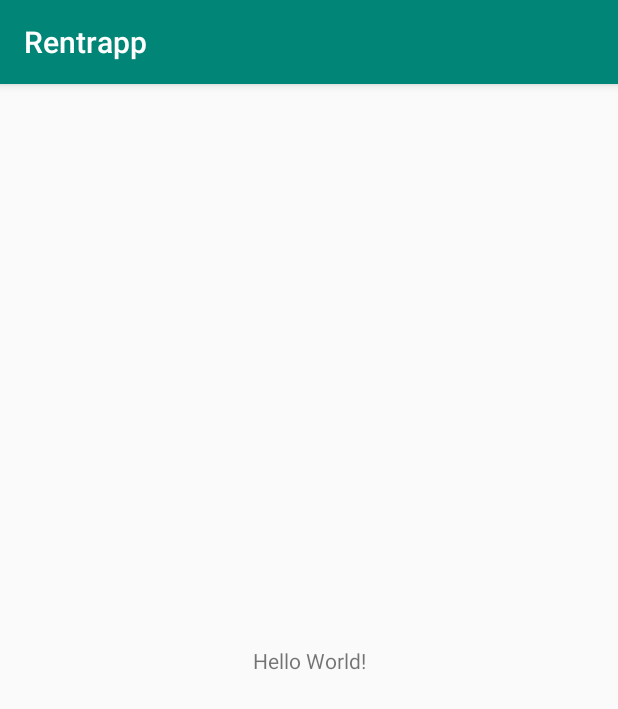
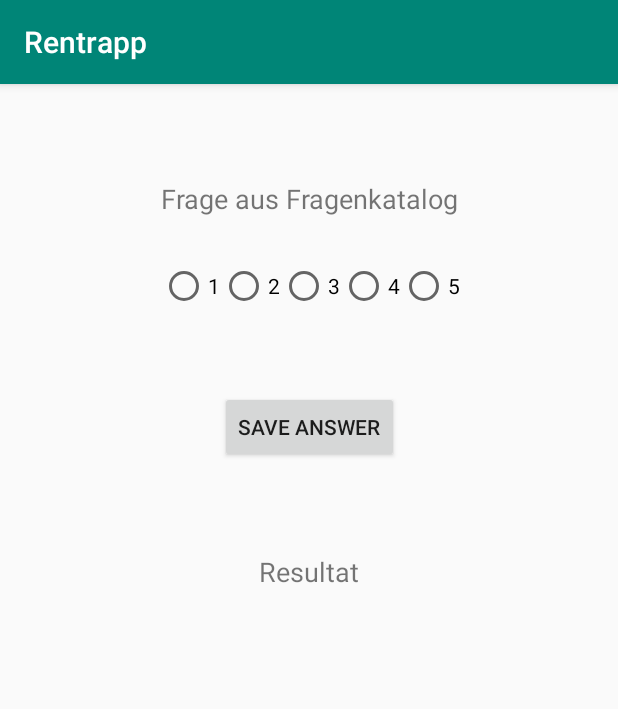
Before and after one commit to Blafra/RentrAppTeam, an Android app: the screen it shows after launch (MainActivity), on a phone screen of 412 x 824 dp. Shown: the top 709 px of the screen. Run offline under Robolectric (Android 15) with nearby library versions, the phone set to English and light mode, and no system bars; 3 statements that could not run were skipped.

Commit message:
Klassen defniert und Dummy Daten in Main gepackt

```diff
--- a/app/build.gradle
+++ b/app/build.gradle
@@ -22,6 +22,7 @@ dependencies {
     implementation fileTree(dir: 'libs', include: ['*.jar'])
     implementation 'com.android.support:appcompat-v7:28.0.0'
     implementation 'com.android.support.constraint:constraint-layout:1.1.3'
+    implementation 'com.android.support:design:28.0.0'
     testImplementation 'junit:junit:4.12'
     androidTestImplementation 'com.android.support.test:runner:1.0.2'
     androidTestImplementation 'com.android.support.test.espresso:espresso-core:3.0.2'
--- a/app/src/main/java/com/example/franzi/rentrapp/MainActivity.java
+++ b/app/src/main/java/com/example/franzi/rentrapp/MainActivity.java
@@ -1,13 +1,69 @@
 package com.example.franzi.rentrapp;
 
+import android.provider.MediaStore;
 import android.support.v7.app.AppCompatActivity;
 import android.os.Bundle;
+import android.view.View;
+import android.widget.Button;
+import android.widget.RadioButton;
+import android.widget.TextView;
 
 public class MainActivity extends AppCompatActivity {
+
+    Survey sv;
+    SpecificSurvey ss;
+    Question[] questions;
 
     @Override
     protected void onCreate(Bundle savedInstanceState) {
         super.onCreate(savedInstanceState);
         setContentView(R.layout.activity_main);
+
+        //Dummy Daten zum rumspielen
+
+        questions = new Question[2];
+        questions[0].setText("Wie toll findest du unsere App?");
+        questions[1].setText("Hattest du jemals so viel Spaß wie heute?");
+        boolean[] config = {true,false};
+
+        sv = new Survey("LALA", "SAP","S4HANA", "ERP","Neueinführung",questions,config);
+        ss = new SpecificSurvey(1,questions);
+
+        TextView questionText = (TextView) findViewById(R.id.questionTextView);
+        questionText.setText(questions[0].getText());
+
+        //Listener und so
+
+        final Button button = findViewById(R.id.saveBtn);
+        button.setOnClickListener(new View.OnClickListener() {
+            public void onClick(View v) {
+
+                //Prüfen welcher Button ausgewählt wurde
+                RadioButton[] rb = new RadioButton[5];
+                rb[0] = (RadioButton) findViewById(R.id.radioButton);
+                rb[1] = (RadioButton) findViewById(R.id.radioButton2);
+                rb[2] = (RadioButton) findViewById(R.id.radioButton3);
+                rb[3] = (RadioButton) findViewById(R.id.radioButton4);
+                rb[4] = (RadioButton) findViewById(R.id.radioButton5);
+
+                for(int i=0;i<5;i++){
+                    if(rb[i].isChecked()){
+                        ss.getAnswerArray()[0] = i;
+                    }
+                }
+
+                TextView questionText = (TextView) findViewById(R.id.questionTextView);
+                questionText.setText(questions[1].getText());
+
+                TextView resultText = (TextView) findViewById(R.id.resultTextView);
+
+            }
+        });
     }
+
+
+
+
+
+
 }
--- a/app/src/main/java/com/example/franzi/rentrapp/Survey.java
+++ b/app/src/main/java/com/example/franzi/rentrapp/Survey.java
@@ -1,9 +1,11 @@
 package com.example.franzi.rentrapp;
+
+import java.util.ArrayList;
 
 public class Survey {
 
     private int surveyID;
-    private String surveyPassword;
+    private String surveyCode;
     private String companyName;
     private String projectName;
     private String systemType;
@@ -11,12 +13,18 @@ public class Survey {
     private Question[] questions;
     private double resultTotal;
     private double[] resultCategories;
-    private boolean configuration[];
-
+    private boolean[] configuration;
+    private ArrayList<SpecificSurvey> specificSurveyList = new ArrayList<>();
 
     //Constructor
-    public Survey(){
-
+    public Survey(String surveyCode, String companyName, String projectName, String systemType, String systemStatus, Question[] questions, boolean[] config){
+        this.surveyCode = surveyCode;
+        this.companyName = companyName;
+        this.projectName = projectName;
+        this.systemType = systemType;
+        this.systemStatus = systemStatus;
+        this.questions = questions;
+        this.configuration = config;
     }
 
     //Getter & Setter
@@ -24,12 +32,12 @@ public class Survey {
         return surveyID;
     }
 
-    public String getSurveyPassword() {
-        return surveyPassword;
+    public String getSurveyCode() {
+        return surveyCode;
     }
 
-    public void setSurveyPassword(String surveyPassword) {
-        this.surveyPassword = surveyPassword;
+    public void setSurveyCode(String surveyCode) {
+        this.surveyCode = surveyCode;
     }
 
     public String getCompanyName() {
@@ -96,25 +104,38 @@ public class Survey {
         this.configuration = configuration;
     }
 
+
     //Weiter Methoden
 
-    public void generateID(){
+    public void calcResult(){
+        int listLength = specificSurveyList.size();
+        double [] results = new double[4];                         //Int Array für Ergebnisse (1) Gesammt (2) Individ (3) Orga (4) System
 
+
+        for (SpecificSurvey s : specificSurveyList){
+
+            //Gesamtergebnis und Kategorien aufsummiereun und dann durch Anzahl an specificSurveys teileun um Durchschnittswerte zu erhalten
+
+            results[0] += s.getResultTotal();
+            results[1] += s.getResultCategories()[0];
+            results[2] += s.getResultCategories()[1];
+            results[3] += s.getResultCategories()[2];
+
+        }
+
+        resultTotal = results[0]/listLength;
+        resultCategories[0] = results[1]/listLength;
+        resultCategories[2] = results[2]/listLength;
+        resultCategories[3] = results[3]/listLength;
     }
 
-    public void generateSurvey(){
 
+    public boolean checkCode(String code){
+        if(this.surveyCode==code){
+            return true;
+        }
+        return false;
     }
 
-    public boolean checkPasssword(int id, String passwort){
-        return true;
-    }
 
-    public void checkSurvey(int id){
-
-    }
-
-    public void getSurvey(int id){
-
-    }
 }
--- a/app/src/main/res/layout/activity_main.xml
+++ b/app/src/main/res/layout/activity_main.xml
@@ -7,12 +7,99 @@
     tools:context=".MainActivity">
 
     <TextView
+        android:id="@+id/questionTextView"
         android:layout_width="wrap_content"
         android:layout_height="wrap_content"
-        android:text="Hello World!"
-        app:layout_constraintBottom_toBottomOf="parent"
-        app:layout_constraintLeft_toLeftOf="parent"
-        app:layout_constraintRight_toRightOf="parent"
+        android:layout_marginStart="8dp"
+        android:layout_marginLeft="8dp"
+        android:layout_marginTop="64dp"
+        android:layout_marginEnd="8dp"
+        android:layout_marginRight="8dp"
+        android:text="Frage aus Fragenkatalog"
+        android:textSize="18sp"
+        app:layout_constraintEnd_toEndOf="parent"
+        app:layout_constraintHorizontal_bias="0.502"
+        app:layout_constraintStart_toStartOf="parent"
         app:layout_constraintTop_toTopOf="parent" />
 
+    <RadioGroup
+        android:id="@+id/radioGroup"
+        android:layout_width="wrap_content"
+        android:layout_height="28dp"
+        android:layout_marginStart="8dp"
+        android:layout_marginLeft="8dp"
+        android:layout_marginTop="32dp"
+        android:layout_marginEnd="8dp"
+        android:layout_marginRight="8dp"
+        android:orientation="horizontal"
+        app:layout_constraintEnd_toEndOf="parent"
+        app:layout_constraintHorizontal_bias="0.502"
+        app:layout_constraintStart_toStartOf="parent"
+        app:layout_constraintTop_toBottomOf="@+id/questionTextView">
+
+        <RadioButton
+            android:id="@+id/radioButton"
+            android:layout_width="wrap_content"
+            android:layout_height="wrap_content"
+            android:layout_weight="1"
+            android:checked="false"
+            android:text="1" />
+
+        <RadioButton
+            android:id="@+id/radioButton2"
+            android:layout_width="wrap_content"
+            android:layout_height="wrap_content"
+            android:layout_weight="1"
+            android:text="2" />
+
+        <RadioButton
+            android:id="@+id/radioButton4"
+            android:layout_width="wrap_content"
+            android:layout_height="wrap_content"
+            android:layout_weight="1"
+            android:text="3" />
+
+        <RadioButton
+            android:id="@+id/radioButton5"
+            android:layout_width="wrap_content"
+            android:layout_height="wrap_content"
+            android:layout_weight="1"
+            android:text="4" />
+
+        <RadioButton
+            android:id="@+id/radioButton3"
+            android:layout_width="wrap_content"
+            android:layout_height="wrap_content"
+            android:layout_weight="1"
+            android:text="5" />
+    </RadioGroup>
+
+    <Button
+        android:id="@+id/saveBtn"
+        android:layout_width="wrap_content"
+        android:layout_height="wrap_content"
+        android:layout_marginStart="8dp"
+        android:layout_marginLeft="8dp"
+        android:layout_marginTop="56dp"
+        android:layout_marginEnd="8dp"
+        android:layout_marginRight="8dp"
+        android:text="Save Answer"
+        app:layout_constraintEnd_toEndOf="parent"
+        app:layout_constraintStart_toStartOf="parent"
+        app:layout_constraintTop_toBottomOf="@+id/radioGroup" />
+
+    <TextView
+        android:id="@+id/resultTextView"
+        android:layout_width="wrap_content"
+        android:layout_height="wrap_content"
+        android:layout_marginStart="8dp"
+        android:layout_marginLeft="8dp"
+        android:layout_marginTop="60dp"
+        android:layout_marginEnd="8dp"
+        android:layout_marginRight="8dp"
+        android:text="Resultat"
+        android:textSize="18sp"
+        app:layout_constraintEnd_toEndOf="parent"
+        app:layout_constraintStart_toStartOf="parent"
+        app:layout_constraintTop_toBottomOf="@+id/saveBtn" />
 </android.support.constraint.ConstraintLayout>
--- /dev/null
+++ b/app/src/main/res/values/dimens.xml
@@ -0,0 +1,3 @@
+<resources>
+    <dimen name="fab_margin">16dp</dimen>
+</resources>
--- a/app/src/main/res/values/strings.xml
+++ b/app/src/main/res/values/strings.xml
@@ -1,3 +1,4 @@
 <resources>
     <string name="app_name">Rentrapp</string>
+    <string name="title_activity_test">TestActivity</string>
 </resources>
```
Also changed, not shown: app/src/main/java/com/example/franzi/rentrapp/Database.java (+4 -6 lines), app/src/main/java/com/example/franzi/rentrapp/Question.java (+19 -4 lines), app/src/main/java/com/example/franzi/rentrapp/SpecificSurvey.java (+52 -9 lines), app/src/main/res/values/styles.xml (+9 -0 lines).
